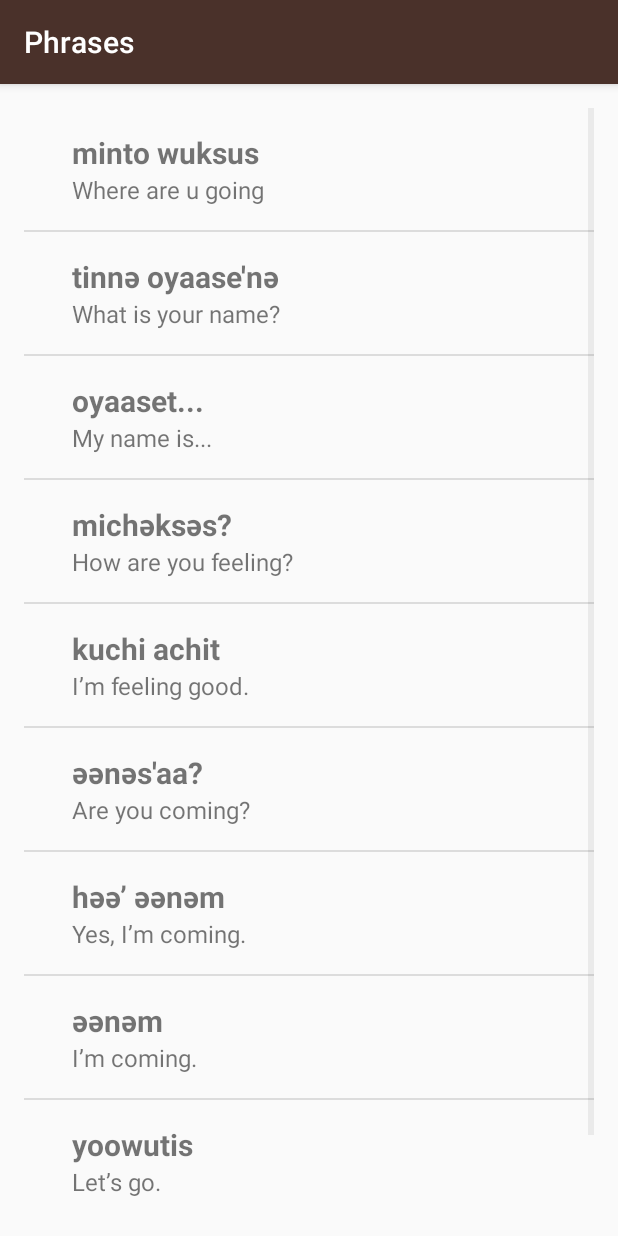
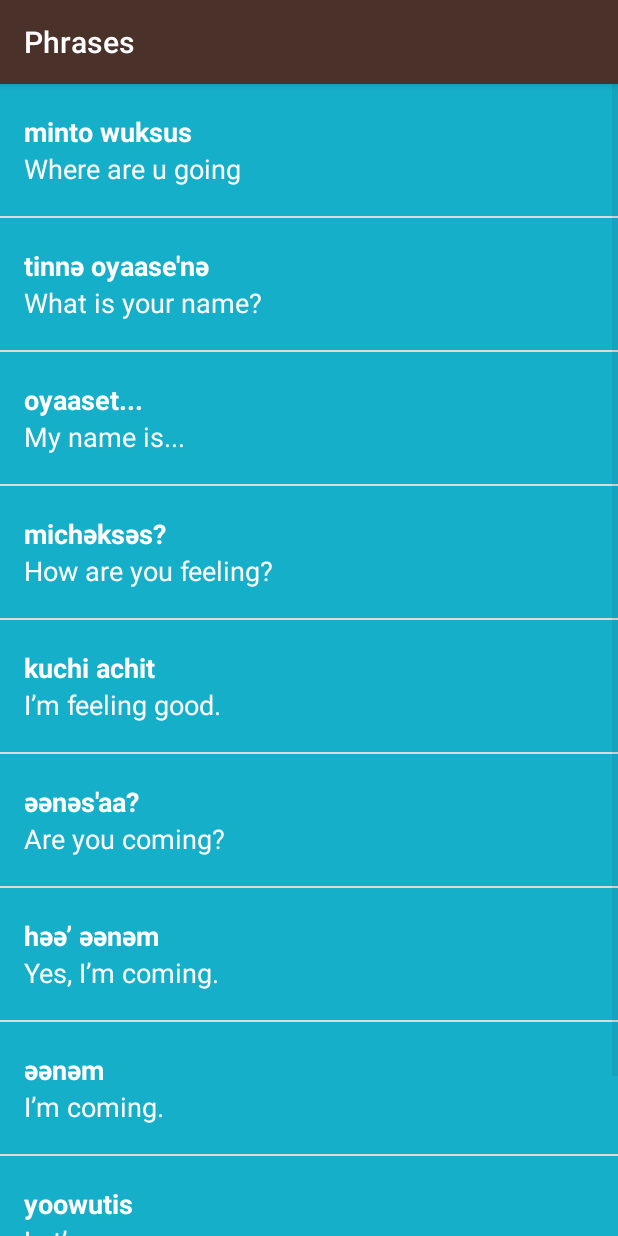
Before and after one commit to calilos/Miwok, an Android app: the PhrasesActivity screen opened directly, with no data from a screen before it, on a phone screen of 412 x 824 dp. Run offline under Robolectric (Android 15) with nearby library versions, the phone set to English and light mode, and no system bars.

Commit message:
29/11/2022

```diff
--- a/app/src/main/java/com/example/android/miwok/ColorsActivity.java
+++ b/app/src/main/java/com/example/android/miwok/ColorsActivity.java
@@ -29,7 +29,7 @@ public class ColorsActivity extends AppCompatActivity {
 
 
         WordAdapter adapter =
-                new WordAdapter(this, words);
+                new WordAdapter(this, words, R.color.category_colors);
 
         ListView listView = (ListView) findViewById(R.id.list);
 
--- a/app/src/main/java/com/example/android/miwok/FamilyActivity.java
+++ b/app/src/main/java/com/example/android/miwok/FamilyActivity.java
@@ -31,7 +31,7 @@ public class FamilyActivity extends AppCompatActivity {
 
 
         WordAdapter adapter =
-                new WordAdapter(this, words);
+                new WordAdapter(this, words, R.color.category_family);
 
         ListView listView = (ListView) findViewById(R.id.list);
 
--- a/app/src/main/java/com/example/android/miwok/NumbersActivity.java
+++ b/app/src/main/java/com/example/android/miwok/NumbersActivity.java
@@ -31,7 +31,7 @@ public class NumbersActivity extends AppCompatActivity {
 
 
         WordAdapter adapter =
-                new WordAdapter(this, words);
+                new WordAdapter(this, words, R.color.category_numbers);
 
         ListView listView = (ListView) findViewById(R.id.list);
 
--- a/app/src/main/java/com/example/android/miwok/PhrasesActivity.java
+++ b/app/src/main/java/com/example/android/miwok/PhrasesActivity.java
@@ -32,7 +32,7 @@ public class PhrasesActivity extends AppCompatActivity {
 
 
         WordAdapter adapter =
-                new WordAdapter(this, words);
+                new WordAdapter(this, words, R.color.category_phrases);
 
         ListView listView = (ListView) findViewById(R.id.list);
 
--- a/app/src/main/java/com/example/android/miwok/WordAdapter.java
+++ b/app/src/main/java/com/example/android/miwok/WordAdapter.java
@@ -10,20 +10,31 @@ import android.widget.TextView;
 
 import androidx.annotation.NonNull;
 import androidx.annotation.Nullable;
+import androidx.core.content.ContextCompat;
 
 import java.util.ArrayList;
 
 public class WordAdapter extends ArrayAdapter<Word> {
 
-    public WordAdapter(Activity context, ArrayList<Word> words) {
+    /** Resource ID for the background color for this list of words */
+    private int mColorResourceId;
+
+
+    /**
+     * Create a new {@Link WordAdapter} object
+     *
+     * @param context is the current context (i.e. Activity) that the adapter is being created
+     * @param words is the list of {@link Word}s to be displayed
+     */
+    public WordAdapter(Activity context, ArrayList<Word> words, int colorResourceId) {
         // Here, we initialize the ArrayAdapter's internal storage for the context and the list.
         // the second argument is used when the ArrayAdapter is populating a single TextView.
         // Because this is a custom adapter for two TextViews and an ImageView, the adapter is not
         // going to use this second argument, so it can be any value. Here, we used 0.
         super(context, 0, words);
+        mColorResourceId = colorResourceId;
     }
 
-    @NonNull
     @Override
     public View getView(int position, View convertView, ViewGroup parent) {
         // Check if the existing view is being reused, otherwise inflate the view
@@ -61,6 +72,13 @@ public class WordAdapter extends ArrayAdapter<Word> {
             imageView.setVisibility(View.GONE);
         }
 
+        // Set the theme color for the list item
+        View textContainer = listItemView.findViewById(R.id.text_container);
+        // Find the color that the resource ID maps to
+        int color = ContextCompat.getColor(getContext(), mColorResourceId);
+        // Set the background color of the text container View
+        textContainer.setBackgroundColor(color);
+
         // Return the whole list item layout (containing 2 TextViews and an ImageView)
         // so that it can be shown in the ListView
         return listItemView;
--- a/app/src/main/res/layout/activity_colors.xml
+++ b/app/src/main/res/layout/activity_colors.xml
@@ -5,8 +5,4 @@
     android:orientation="vertical"
     android:layout_width="match_parent"
     android:layout_height="match_parent"
-    android:paddingBottom="@dimen/activity_vertical_margin"
-    android:paddingLeft="@dimen/activity_horizontal_margin"
-    android:paddingRight="@dimen/activity_horizontal_margin"
-    android:paddingTop="@dimen/activity_vertical_margin"
     tools:context="com.example.android.miwok.ColorsActivity"/>
--- a/app/src/main/res/layout/activity_family.xml
+++ b/app/src/main/res/layout/activity_family.xml
@@ -5,8 +5,4 @@
     android:orientation="vertical"
     android:layout_width="match_parent"
     android:layout_height="match_parent"
-    android:paddingBottom="@dimen/activity_vertical_margin"
-    android:paddingLeft="@dimen/activity_horizontal_margin"
-    android:paddingRight="@dimen/activity_horizontal_margin"
-    android:paddingTop="@dimen/activity_vertical_margin"
     tools:context="com.example.android.miwok.FamilyActivity"/>
--- a/app/src/main/res/layout/activity_phrases.xml
+++ b/app/src/main/res/layout/activity_phrases.xml
@@ -5,8 +5,4 @@
     android:orientation="vertical"
     android:layout_width="match_parent"
     android:layout_height="match_parent"
-    android:paddingBottom="@dimen/activity_vertical_margin"
-    android:paddingLeft="@dimen/activity_horizontal_margin"
-    android:paddingRight="@dimen/activity_horizontal_margin"
-    android:paddingTop="@dimen/activity_vertical_margin"
     tools:context="com.example.android.miwok.PhrasesActivity"/>
--- a/app/src/main/res/layout/list_item.xml
+++ b/app/src/main/res/layout/list_item.xml
@@ -1,39 +1,44 @@
 <?xml version="1.0" encoding="utf-8"?>
 <LinearLayout xmlns:android="http://schemas.android.com/apk/res/android"
     android:layout_width="match_parent"
-    android:layout_height="match_parent"
-    android:orientation="horizontal"
-    android:layout_column="2"
-    android:padding="16dp">
+    android:layout_height="wrap_content"
+     android:orientation="horizontal"
+    android:minHeight="@dimen/list_item_height"
+    android:background="@color/tan_background">
 
     <ImageView
-        android:layout_width="wrap_content"
-        android:layout_height="wrap_content"
-        android:src="@mipmap/ic_launcher"
+        android:layout_width="@dimen/list_item_height"
+        android:layout_height="@dimen/list_item_height"
         android:id="@+id/miwok_image_view"/>
 
 <LinearLayout
-    android:layout_width="wrap_content"
+    android:id="@+id/text_container"
+    android:layout_width="match_parent"
     android:layout_height="match_parent"
     android:orientation="vertical"
-    android:paddingLeft="16dp">
+    android:padding="16dp"
+    android:background="@color/category_numbers">
 
     <TextView
         android:id="@+id/miwok_text_view"
-        android:layout_width="wrap_content"
-        android:layout_height="wrap_content"
-        android:text="lutti"
-        android:textSize="20dp"
-        android:textStyle="bold">
-
-    </TextView>
+        android:layout_width="match_parent"
+        android:layout_height="0dp"
+        android:layout_weight="1"
+        android:gravity="bottom"
+        android:textAppearance="?android:textAppearanceMedium"
+        android:textStyle="bold"
+        android:textColor="@android:color/white"
+        android:text="lutti"/>
 
     <TextView
         android:id="@+id/default_text_view"
-        android:layout_width="wrap_content"
-        android:layout_height="wrap_content"
+        android:layout_width="match_parent"
+        android:layout_height="0dp"
+        android:layout_weight="1"
+        android:gravity="top"
+        android:textAppearance="?android:textAppearanceMedium"
         android:text="one"
-        android:textSize="16dp"/>
+        android:textColor="@android:color/white"/>
 
 </LinearLayout>
 </LinearLayout>
--- a/app/src/main/res/layout/word_list.xml
+++ b/app/src/main/res/layout/word_list.xml
@@ -4,8 +4,4 @@
     android:id="@+id/list"
     android:orientation="vertical"
     android:layout_width="match_parent"
-    android:layout_height="match_parent"
-    android:paddingBottom="@dimen/activity_vertical_margin"
-    android:paddingLeft="@dimen/activity_horizontal_margin"
-    android:paddingRight="@dimen/activity_horizontal_margin"
-    android:paddingTop="@dimen/activity_vertical_margin" />
+    android:layout_height="match_parent" />
--- a/app/src/main/res/values/dimens.xml
+++ b/app/src/main/res/values/dimens.xml
@@ -16,6 +16,5 @@
     <!-- Height of each list item -->
     <dimen name="list_item_height">88dp</dimen>
     <!-- Default screen margins, per the Android Design guidelines. -->
-    <dimen name="activity_horizontal_margin">16dp</dimen>
-    <dimen name="activity_vertical_margin">16dp</dimen>
+
 </resources>
```
Also changed, not shown: app/src/main/res/values-w820dp/dimens.xml (deleted, +0 -20 lines).
